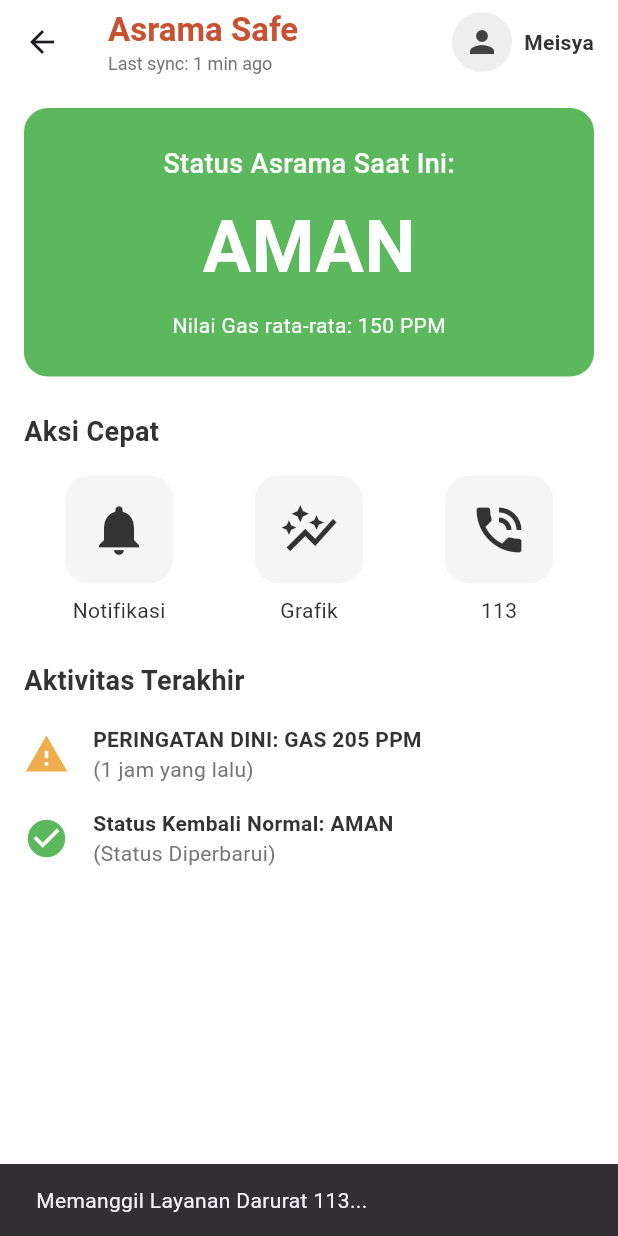
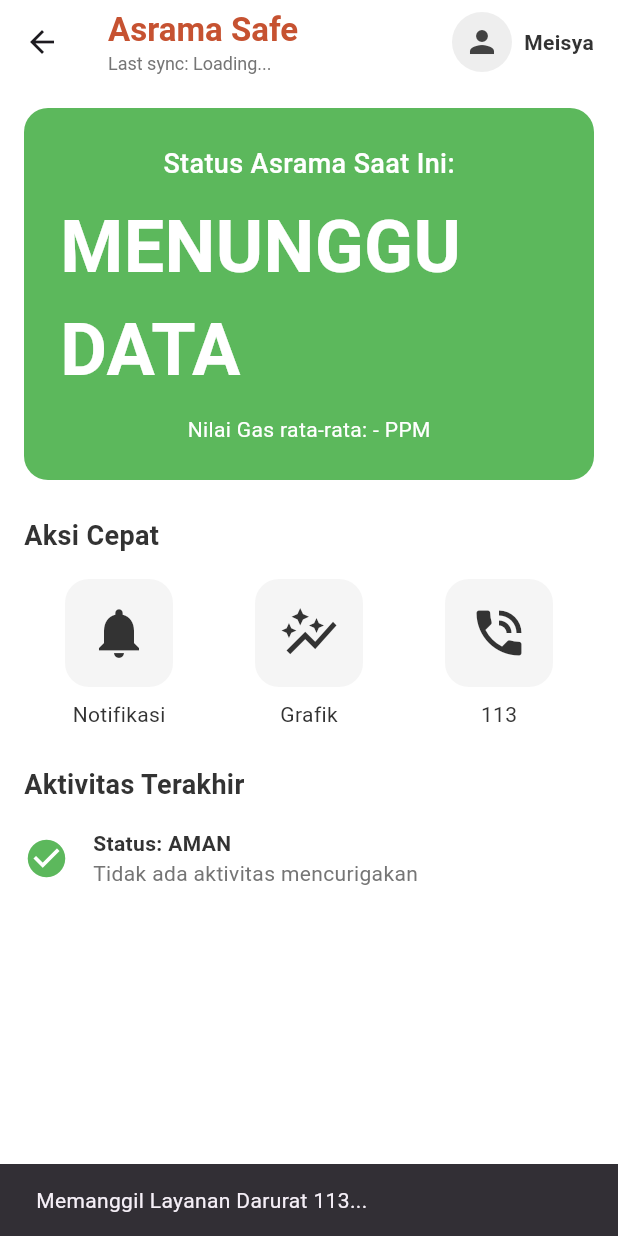
Before and after one commit to iam-arroyyan/ASRAMA_SAFE, a Flutter app: the HomePage screen opened directly, after a tap on "113", on a phone screen of 412 x 824 dp. Run offline on Flutter 3.47's test engine with Material 3 defaults, Android fonts, the phone set to English and light mode, and no system bars; our stand-ins replace firebase_core, firebase_database, fl_chart, sqflite, sqflite_common_ffi; accounts and stored records are empty; Roboto replaces fonts that are missing (Poppins).

Commit message:
bisa bisa

```diff
--- a/lib/main.dart
+++ b/lib/main.dart
@@ -1,21 +1,26 @@
 // lib/main.dart
-
-import 'dart:io'; // Diperlukan untuk cek Platform
+import 'dart:io';
 import 'package:flutter/material.dart';
-import 'package:sqflite_common_ffi/sqflite_ffi.dart'; // Import package FFI
-import 'package:sqflite/sqflite.dart'; // Import sqflite utama
+import 'package:sqflite_common_ffi/sqflite_ffi.dart';
+import 'package:sqflite/sqflite.dart';
+import 'package:firebase_core/firebase_core.dart';  // ← TAMBAH INI
+import 'firebase_options.dart';                      // ← TAMBAH INI
 
 import 'pages/login_page.dart';
 import 'pages/signup_page.dart';
 import 'pages/main_shell.dart';
 import 'theme/colors.dart';
 
-void main() {
-  // --- Inisialisasi Database untuk Windows/Desktop ---
+Future<void> main() async {
+  WidgetsFlutterBinding.ensureInitialized();  // ← TAMBAH INI
+
+  // Initialize Firebase
+  await Firebase.initializeApp(                // ← TAMBAH INI
+    options: DefaultFirebaseOptions.currentPlatform,
+  );
+
   if (Platform.isWindows || Platform.isLinux || Platform.isMacOS) {
-    // Inisialisasi FFI
     sqfliteFfiInit();
-    // Ubah factory database ke FFI
     databaseFactory = databaseFactoryFfi;
   }
 
@@ -58,7 +63,6 @@ class MyApp extends StatelessWidget {
         ),
       ),
 
-      // Mulai dari Login Page
       initialRoute: '/login',
 
       routes: {
--- /dev/null
+++ b/lib/models/alert_model.dart
@@ -0,0 +1,39 @@
+// lib/models/alert_model.dart
+class GasAlert {
+  final String id;
+  final int mq2Value;
+  final String severity;
+  final DateTime detectedAt;
+  final bool acknowledged;
+
+  GasAlert({
+    required this.id,
+    required this.mq2Value,
+    required this.severity,
+    required this.detectedAt,
+    required this.acknowledged,
+  });
+
+  factory GasAlert.fromMap(String id, Map<dynamic, dynamic> map) {
+    return GasAlert(
+      id: id,
+      mq2Value: (map['mq2_value'] ?? 0) as int,
+      severity: (map['severity'] ?? 'low') as String,
+      detectedAt: DateTime.fromMillisecondsSinceEpoch(
+        ((map['detected_at'] ?? 0) as int) * 1000,
+      ),
+      acknowledged: (map['acknowledged'] ?? false) as bool,
+    );
+  }
+
+  String get severityIcon {
+    switch (severity) {
+      case 'critical':
+        return '🔴';
+      case 'high':
+        return '🟠';
+      default:
+        return '🟡';
+    }
+  }
+}
--- /dev/null
+++ b/lib/models/gas_reading.dart
@@ -0,0 +1,34 @@
+// lib/models/gas_reading.dart
+class GasReading {
+  final int mq2Raw;
+  final int threshold;
+  final int baseline;
+  final bool isAlert;
+  final DateTime timestamp;
+  final double ppm;
+
+  GasReading({
+    required this.mq2Raw,
+    required this.threshold,
+    required this.baseline,
+    required this.isAlert,
+    required this.timestamp,
+    required this.ppm,
+  });
+
+  factory GasReading.fromMap(Map<dynamic, dynamic> map) {
+    return GasReading(
+      mq2Raw: (map['mq2_raw'] ?? 0) as int,
+      threshold: (map['threshold'] ?? 0) as int,
+      baseline: (map['baseline'] ?? 0) as int,
+      isAlert: (map['is_alert'] ?? false) as bool,
+      timestamp: DateTime.fromMillisecondsSinceEpoch(
+        ((map['timestamp'] ?? 0) as int) * 1000,
+      ),
+      ppm: ((map['ppm'] ?? 0) as num).toDouble(),
+    );
+  }
+
+  bool get isSafe => !isAlert;
+  String get statusText => isAlert ? 'BAHAYA' : 'AMAN';
+}
--- a/lib/pages/home_page.dart
+++ b/lib/pages/home_page.dart
@@ -1,11 +1,21 @@
 // lib/pages/home_page.dart
 import 'package:flutter/material.dart';
+import 'package:intl/intl.dart';                    // ← TAMBAH
 import '../theme/colors.dart';
-import 'notification_page.dart'; // Import halaman notifikasi
-import 'graph_page.dart'; // Import halaman grafik
+import '../services/firebase_service.dart';         // ← TAMBAH
+import '../models/gas_reading.dart';                // ← TAMBAH
+import 'notification_page.dart';
+import 'graph_page.dart';
 
-class HomePage extends StatelessWidget {
+class HomePage extends StatefulWidget {             // ← UBAH jadi StatefulWidget
   const HomePage({super.key});
+
+  @override
+  State<HomePage> createState() => _HomePageState();
+}
+
+class _HomePageState extends State<HomePage> {
+  final FirebaseService _firebaseService = FirebaseService();  // ← TAMBAH
 
   @override
   Widget build(BuildContext context) {
@@ -25,12 +35,36 @@ class HomePage extends StatelessWidget {
                 fontSize: 22,
               ),
             ),
-            Text(
-              'Last sync: 1 min ago',
+            StreamBuilder<GasReading?>(          // ← UBAH jadi StreamBuilder
+              stream: _firebaseService.latestReadingStream,
+              builder: (context, snapshot) {
+                if (snapshot.hasData && snapshot.data != null) {
+                  final reading = snapshot.data!;
+                  final timeAgo = DateTime.now().difference(reading.timestamp);
+                  String syncText;
+                  if (timeAgo.inMinutes < 1) {
+                    syncText = 'Baru saja';
+                  } else if (timeAgo.inMinutes < 60) {
+                    syncText = '${timeAgo.inMinutes} menit yang lalu';
+                  } else {
+                    syncText = '${timeAgo.inHours} jam yang lalu';
+                  }
+                  return Text(
+                    'Last sync: $syncText',
                     style: TextStyle(
                       color: Colors.grey[600],
                       fontSize: 12,
                     ),
+                  );
+                }
+                return Text(
+                  'Last sync: Loading...',
+                  style: TextStyle(
+                    color: Colors.grey[600],
+                    fontSize: 12,
+                  ),
+                );
+              },
             ),
           ],
         ),
@@ -61,16 +95,15 @@ class HomePage extends StatelessWidget {
         child: Column(
           crossAxisAlignment: CrossAxisAlignment.start,
           children: [
-            _buildStatusCard(),
+            _buildStatusCard(),                    // ← REALTIME dari Firebase
             const SizedBox(height: 24),
             _buildSectionTitle('Aksi Cepat'),
             const SizedBox(height: 16),
-            // Pass context agar bisa melakukan navigasi
             _buildQuickActions(context),
             const SizedBox(height: 24),
             _buildSectionTitle('Aktivitas Terakhir'),
             const SizedBox(height: 16),
-            _buildActivityList(),
+            _buildActivityList(),                  // ← REALTIME dari Firebase
           ],
         ),
       ),
@@ -78,16 +111,38 @@ class HomePage extends StatelessWidget {
   }
 
   Widget _buildStatusCard() {
+    return StreamBuilder<GasReading?>(            // ← REALTIME dari Firebase
+      stream: _firebaseService.latestReadingStream,
+      builder: (context, snapshot) {
+        if (snapshot.connectionState == ConnectionState.waiting) {
           return Container(
             padding: const EdgeInsets.all(24),
             decoration: BoxDecoration(
-        color: kSafeGreen,
+              color: Colors.grey[300],
               borderRadius: BorderRadius.circular(16),
             ),
             child: const Center(
+              child: CircularProgressIndicator(),
+            ),
+          );
+        }
+
+        final reading = snapshot.data;
+        final isSafe = reading?.isSafe ?? true;
+        final statusText = reading?.statusText ?? 'MENUNGGU DATA';
+        final ppmValue = reading?.ppm.toStringAsFixed(1) ?? '-';
+        final bgColor = isSafe ? kSafeGreen : Colors.red;
+
+        return Container(
+          padding: const EdgeInsets.all(24),
+          decoration: BoxDecoration(
+            color: bgColor,
+            borderRadius: BorderRadius.circular(16),
+          ),
+          child: Center(
             child: Column(
               children: [
-            Text(
+                const Text(
                   'Status Asrama Saat Ini:',
                   style: TextStyle(
                     color: Colors.white,
@@ -95,23 +150,25 @@ class HomePage extends StatelessWidget {
                     fontWeight: FontWeight.w500,
                   ),
                 ),
-            SizedBox(height: 8),
+                const SizedBox(height: 8),
                 Text(
-              'AMAN',
-              style: TextStyle(
+                  statusText,
+                  style: const TextStyle(
                     color: Colors.white,
                     fontSize: 48,
                     fontWeight: FontWeight.bold,
                   ),
                 ),
-            SizedBox(height: 8),
+                const SizedBox(height: 8),
                 Text(
-              'Nilai Gas rata-rata: 150 PPM',
-              style: TextStyle(color: Colors.white, fontSize: 14),
+                  'Nilai Gas rata-rata: $ppmValue PPM',
+                  style: const TextStyle(color: Colors.white, fontSize: 14),
                 ),
               ],
             ),
           ),
+        );
+      },
     );
   }
 
@@ -130,7 +187,6 @@ class HomePage extends StatelessWidget {
     return Row(
       mainAxisAlignment: MainAxisAlignment.spaceAround,
       children: [
-        // Tombol Notifikasi
         _buildActionItem(
           icon: Icons.notifications,
           label: 'Notifikasi',
@@ -141,10 +197,9 @@ class HomePage extends StatelessWidget {
             );
           },
         ),
-        // Tombol Grafik (Pengganti Histori)
         _buildActionItem(
-          icon: Icons.auto_graph, // Menggunakan icon grafik
-          label: 'Grafik',        // Label diganti jadi Grafik
+          icon: Icons.auto_graph,
+          label: 'Grafik',
           onTap: () {
             Navigator.push(
               context,
@@ -152,7 +207,6 @@ class HomePage extends StatelessWidget {
             );
           },
         ),
-        // Tombol 113
         _buildActionItem(
           icon: Icons.phone_in_talk,
           label: '113',
@@ -166,11 +220,10 @@ class HomePage extends StatelessWidget {
     );
   }
 
-  // Widget item yang bisa diklik
   Widget _buildActionItem({
     required IconData icon,
     required String label,
-    required VoidCallback onTap, // Parameter untuk aksi klik
+    required VoidCallback onTap,
   }) {
     return GestureDetector(
       onTap: onTap,
@@ -192,22 +245,49 @@ class HomePage extends StatelessWidget {
   }
 
   Widget _buildActivityList() {
+    return StreamBuilder<List>(                   // ← REALTIME dari Firebase
+      stream: _firebaseService.alertsStream,
+      builder: (context, snapshot) {
+        if (!snapshot.hasData || snapshot.data!.isEmpty) {
           return Column(
             children: [
               _buildActivityItem(
-          icon: Icons.warning,
-          iconColor: kWarningYellow,
-          title: 'PERINGATAN DINI: GAS 205 PPM',
-          subtitle: '(1 jam yang lalu)',
-        ),
-        const SizedBox(height: 16),
-        _buildActivityItem(
                 icon: Icons.check_circle,
                 iconColor: kSafeGreen,
-          title: 'Status Kembali Normal: AMAN',
-          subtitle: '(Status Diperbarui)',
+                title: 'Status: AMAN',
+                subtitle: 'Tidak ada aktivitas mencurigakan',
               ),
             ],
+          );
+        }
+
+        final alerts = snapshot.data!.take(2).toList(); // Ambil 2 alert terbaru
+        return Column(
+          children: alerts.map((alert) {
+            final timeAgo = DateTime.now().difference(alert.detectedAt);
+            String timeText;
+            if (timeAgo.inMinutes < 60) {
+              timeText = '${timeAgo.inMinutes} menit yang lalu';
+            } else if (timeAgo.inHours < 24) {
+              timeText = '${timeAgo.inHours} jam yang lalu';
+            } else {
+              timeText = DateFormat('dd MMM HH:mm').format(alert.detectedAt);
+            }
+
+            return Padding(
+              padding: const EdgeInsets.only(bottom: 16.0),
+              child: _buildActivityItem(
+                icon: Icons.warning,
+                iconColor: alert.severity == 'critical'
+                    ? Colors.red
+                    : kWarningYellow,
+                title: 'PERINGATAN: GAS ${alert.mq2Value} (${alert.severity.toUpperCase()})',
+                subtitle: timeText,
+              ),
+            );
+          }).toList(),
+        );
+      },
     );
   }
 
--- /dev/null
+++ b/lib/services/firebase_service.dart
@@ -0,0 +1,60 @@
+// lib/services/firebase_service.dart
+import 'package:firebase_database/firebase_database.dart';
+import '../models/gas_reading.dart';
+import '../models/alert_model.dart';
+
+class FirebaseService {
+  final DatabaseReference _db = FirebaseDatabase.instance.ref();
+  final String deviceId;
+
+  FirebaseService({this.deviceId = 'esp32_001'});
+
+  Stream<GasReading?> get latestReadingStream {
+    return _db.child('readings').child(deviceId).onValue.map((event) {
+      if (!event.snapshot.exists) return null;
+
+      final data = event.snapshot.value as Map<dynamic, dynamic>;
+      final dates = data.keys.map((e) => e.toString()).toList()..sort();
+      if (dates.isEmpty) return null;
+      final lastDate = dates.last;
+
+      final dateData = data[lastDate] as Map<dynamic, dynamic>;
+      final times = dateData.keys.map((e) => e.toString()).toList()..sort();
+      if (times.isEmpty) return null;
+      final lastTime = times.last;
+
+      final readingData = dateData[lastTime] as Map<dynamic, dynamic>;
+      return GasReading.fromMap(readingData);
+    });
+  }
+
+  Stream<List<GasAlert>> get alertsStream {
+    return _db.child('alerts').child(deviceId).onValue.map((event) {
+      if (!event.snapshot.exists) return <GasAlert>[];
+
+      final data = event.snapshot.value;
+      if (data is! Map) return <GasAlert>[];
+
+      final alerts = <GasAlert>[];
+
+      data.forEach((key, value) {
+        if (value != null && value is Map) {
+          alerts.add(GasAlert.fromMap(
+            key.toString(),
+            Map<String, dynamic>.from(value),  // ← FIX: Tanpa cast
+          ));
+        }
+      });
+
+      alerts.sort((a, b) => b.detectedAt.compareTo(a.detectedAt));
+      return alerts;
+    });
+  }
+
+  Future<void> acknowledgeAlert(String alertId) async {
+    await _db.child('alerts').child(deviceId).child(alertId).update({
+      'acknowledged': true,
+      'acknowledged_at': DateTime.now().millisecondsSinceEpoch ~/ 1000,
+    });
+  }
+}
--- a/pubspec.yaml
+++ b/pubspec.yaml
@@ -40,6 +40,7 @@ dependencies:
   sqflite_common_ffi: ^2.3.0
   firebase_core: ^3.0.0
   firebase_database: ^11.0.0
+  intl: ^0.19.0
 
 dev_dependencies:
   flutter_test:
```
Also changed, not shown: lib/firebase_options.dart (added), pubspec.lock, 4 other files. Lines whose indentation alone changed are shown as unchanged.
